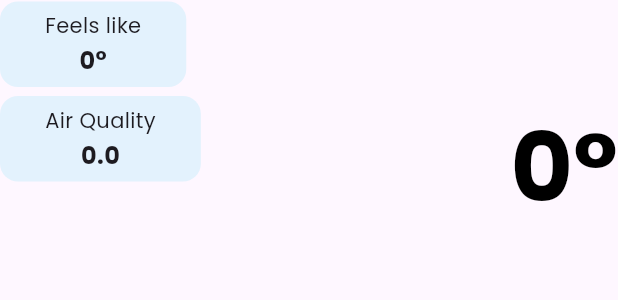
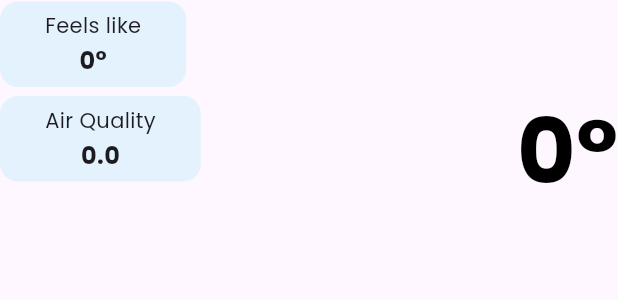
Before and after one commit to Oluwadunsi/weatherfit, a Flutter app: the WeatherInfo widget shown alone on an empty page, opened directly with empty values, on a phone screen of 412 x 824 dp. Shown: the top 300 px of the screen. Run offline on Flutter 3.47's test engine with Material 3 defaults, Android fonts, the phone set to English and light mode, and no system bars; our stand-ins replace flutter_dotenv, geocoding, geolocator, hooks_riverpod, shared_preferences; missing offline and left inert: async_preferences; accounts and stored records are empty; statements that could not run were skipped.

Commit message:
new changes

```diff
--- a/weather_fit_app/lib/screens/favorite_locations_page.dart
+++ b/weather_fit_app/lib/screens/favorite_locations_page.dart
@@ -53,7 +53,7 @@ class FavoriteLocationsPage extends ConsumerWidget {
                 title: Text(
                   location,
                   style: const TextStyle(
-                    fontSize: 17,
+                    fontSize: 16,
                     fontWeight: FontWeight.w500,
                   ),
                 ),
--- a/weather_fit_app/lib/screens/weather_info.dart
+++ b/weather_fit_app/lib/screens/weather_info.dart
@@ -32,19 +32,24 @@ class WeatherInfo extends StatelessWidget {
           Column(
            // crossAxisAlignment: CrossAxisAlignment.end,
             children: [
+              const SizedBox(width: 55),
+
                   Text(
                       weather?.location ?? "",
+
                       style: const TextStyle(
-                  fontSize: 24,
+                        fontSize: 20,
                         fontWeight: FontWeight.w600,
                         color: Colors.black,
                       ),
+                      maxLines: 2,
+                      overflow: TextOverflow.ellipsis,
               ),
               const SizedBox(height: 4), // Reduced spacing
               Text(
                 weather?.weatherCondition ?? "",
                 style: const TextStyle(
-                  fontSize: 18,
+                  fontSize: 16,
                   fontWeight: FontWeight.w400,
                   color: Colors.black87,
                 ),
@@ -53,7 +58,7 @@ class WeatherInfo extends StatelessWidget {
               Text(
                   "${weather?.temperature.round() ?? ''}°",
                 style: const TextStyle(
-                  fontSize: 64,
+                  fontSize: 60,
                   fontWeight: FontWeight.bold,
                   color: Colors.black,
                 ),
```
Lines whose indentation alone changed are shown as unchanged.
